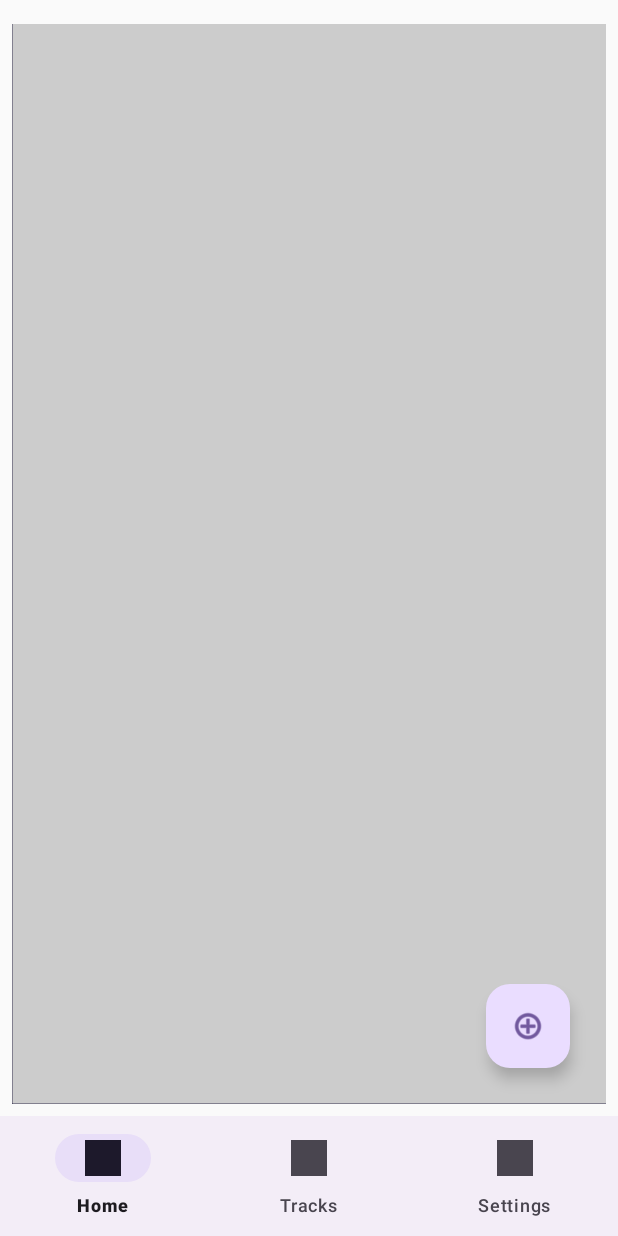
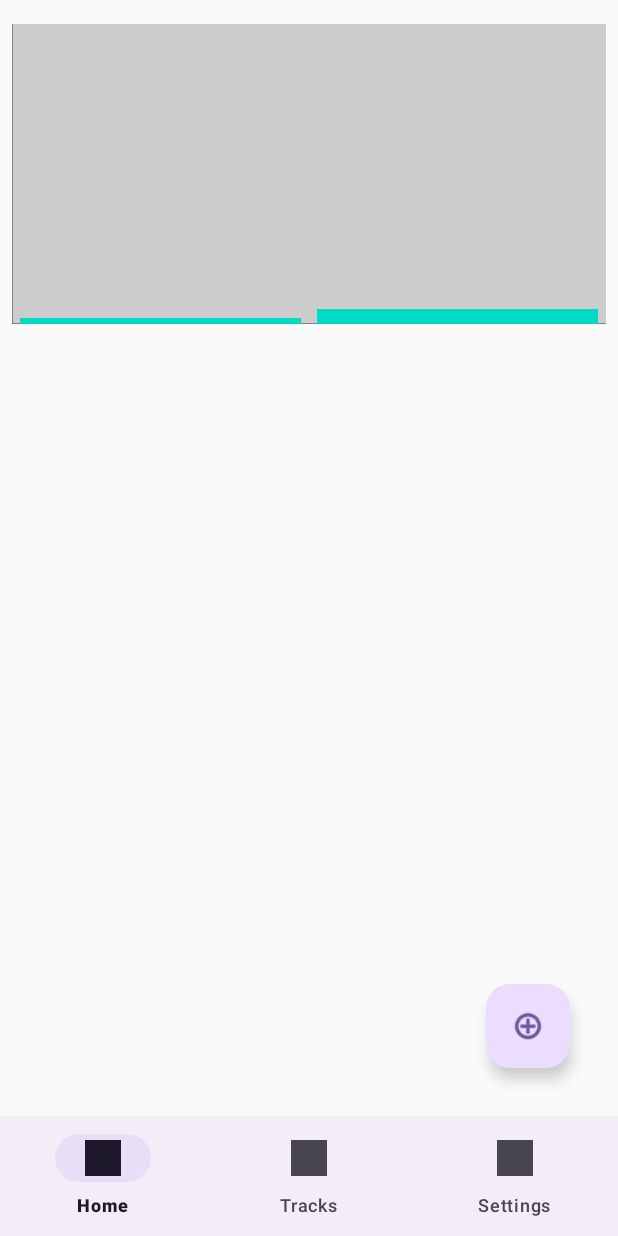
Before and after one commit to mh380/FitnessTracker, an Android app built with Jetpack Compose: the screen it shows after launch (MenuActivity), on a phone screen of 412 x 824 dp. Run offline under Robolectric (Android 15) with nearby library versions, the phone set to English and light mode, and no system bars; our stand-ins replace Room's generated code.

```diff
--- a/app/src/main/java/de/hdmstuttgart/trackmaster/homeScreen/StatisticFragment.kt
+++ b/app/src/main/java/de/hdmstuttgart/trackmaster/homeScreen/StatisticFragment.kt
@@ -42,7 +42,8 @@ import kotlinx.coroutines.withContext
 
 class StatisticFragment : Fragment(R.layout.fragment_statistic) {
 
-    private val defaultMaxHeight = 100.dp
+    private val defaultMaxHeight = 200.dp //defines max height for bars
+    private var barchartInputList: MutableList<BarchartInput> = mutableListOf()
 
 
     override fun onCreateView(
@@ -53,26 +54,35 @@ class StatisticFragment : Fragment(R.layout.fragment_statistic) {
         return inflater.inflate(R.layout.fragment_statistic, container, false).apply {
             ViewCompositionStrategy.DisposeOnViewTreeLifecycleDestroyed
 
-            findViewById<ComposeView>(R.id.composeView).setContent {
-                Surface(
-                    modifier = Modifier.fillMaxSize(),
-                    color = Color.LightGray
-                ) {
-                    BarChart(getInput())
+            lifecycleScope.launch(Dispatchers.IO) {
+                getInput()
+
+                withContext(Dispatchers.Main) {
+                    findViewById<ComposeView>(R.id.composeView).setContent {
+                        Surface(
+                            modifier = Modifier.fillMaxSize(),
+                            color = Color.LightGray
+                        ) {
+                            if(barchartInputList.isEmpty()){
+                                Text(text =  "No data, start tracking your activities.")
+                            } else {
+                                BarChart(barchartInputList)
+                            }
+                        }
+                    }
                 }
             }
         }
     }
 
-   private fun getInput(): List<BarchartInput> {
-        val barchartInputList: MutableList<BarchartInput> = mutableListOf()
+    private fun getInput() {
+
 
         activity?.let {
             val fragmentActivity = it
             val trackMasterApplication = fragmentActivity.application as TrackMasterApplication
 
             lifecycleScope.launch(Dispatchers.IO) {
-
 
                 //todo: remove test tracks
                 trackMasterApplication.repository.deleteAll()
@@ -86,7 +96,6 @@ class StatisticFragment : Fragment(R.layout.fragment_statistic) {
                 }
             }
         }
-       return barchartInputList
     }
 
 
@@ -96,9 +105,6 @@ class StatisticFragment : Fragment(R.layout.fragment_statistic) {
         modifier: Modifier = Modifier,
         maxHeight: Dp = defaultMaxHeight
     ) {
-        if(inputList.isNotEmpty()) {
-            Text(text =  "No data, start tracking your activities.")
-        }
 
         val borderColor = Color(R.color.black)
         val density = LocalDensity.current
--- a/app/src/main/res/layout/fragment_home.xml
+++ b/app/src/main/res/layout/fragment_home.xml
@@ -26,7 +26,7 @@
         android:id="@+id/statisticsFragmentView"
         android:name="de.hdmstuttgart.trackmaster.homeScreen.StatisticFragment"
         android:layout_width="match_parent"
-        android:layout_height="match_parent"
+        android:layout_height="200dp"
         android:layout_marginStart="8dp"
         android:layout_marginTop="16dp"
         android:layout_marginEnd="8dp"
@@ -36,7 +36,7 @@
         app:layout_constraintHorizontal_bias="0.0"
         app:layout_constraintStart_toStartOf="parent"
         app:layout_constraintTop_toTopOf="parent"
-        app:layout_constraintVertical_bias="1.0" />
+        app:layout_constraintVertical_bias="0" />
 
     <!-- todo: add fragmentView for scores -->
 
```
